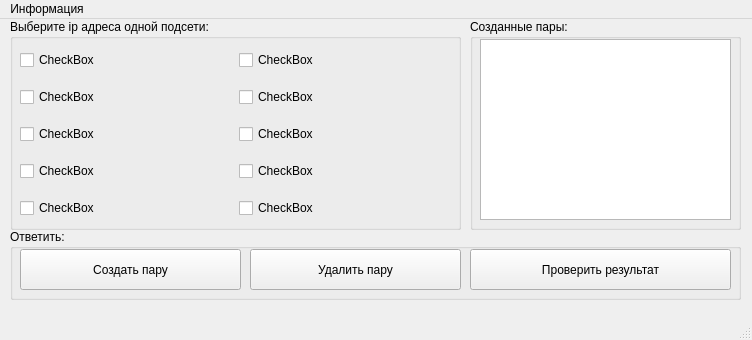
Qt form ip.ui (kostomarush/ip_test) before a commit.
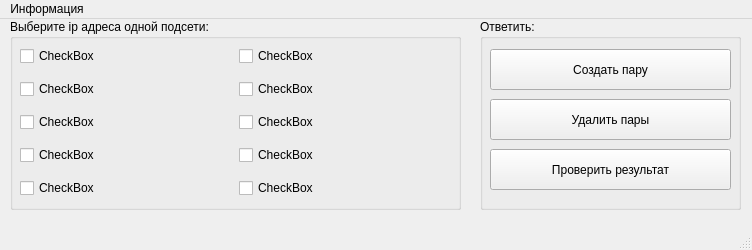
The same form after that commit.

```diff
--- a/ip.ui
+++ b/ip.ui
@@ -7,19 +7,19 @@
     <x>0</x>
     <y>0</y>
     <width>752</width>
-    <height>340</height>
+    <height>250</height>
    </rect>
   </property>
   <property name="minimumSize">
    <size>
     <width>752</width>
-    <height>340</height>
+    <height>250</height>
    </size>
   </property>
   <property name="maximumSize">
    <size>
     <width>752</width>
-    <height>340</height>
+    <height>250</height>
    </size>
   </property>
   <property name="windowTitle">
@@ -32,7 +32,7 @@
       <x>10</x>
       <y>0</y>
       <width>451</width>
-      <height>211</height>
+      <height>191</height>
      </rect>
     </property>
     <property name="title">
@@ -44,7 +44,7 @@
        <x>10</x>
        <y>20</y>
        <width>431</width>
-       <height>191</height>
+       <height>171</height>
       </rect>
      </property>
      <layout class="QGridLayout" name="gridLayout">
@@ -124,10 +124,10 @@
    <widget class="QGroupBox" name="groupBox_2">
     <property name="geometry">
      <rect>
-      <x>10</x>
-      <y>210</y>
-      <width>731</width>
-      <height>71</height>
+      <x>480</x>
+      <y>0</y>
+      <width>261</width>
+      <height>191</height>
      </rect>
     </property>
     <property name="title">
@@ -137,8 +137,8 @@
      <property name="geometry">
       <rect>
        <x>10</x>
-       <y>20</y>
-       <width>221</width>
+       <y>30</y>
+       <width>241</width>
        <height>41</height>
       </rect>
      </property>
@@ -149,9 +149,9 @@
     <widget class="QPushButton" name="pushButton_2">
      <property name="geometry">
       <rect>
-       <x>460</x>
-       <y>20</y>
-       <width>261</width>
+       <x>10</x>
+       <y>130</y>
+       <width>241</width>
        <height>41</height>
       </rect>
      </property>
@@ -162,37 +162,14 @@
     <widget class="QPushButton" name="pushButton_3">
      <property name="geometry">
       <rect>
-       <x>240</x>
-       <y>20</y>
-       <width>211</width>
+       <x>10</x>
+       <y>80</y>
+       <width>241</width>
        <height>41</height>
       </rect>
      </property>
      <property name="text">
-      <string>Удалить пару</string>
-     </property>
-    </widget>
-   </widget>
-   <widget class="QGroupBox" name="groupBox_3">
-    <property name="geometry">
-     <rect>
-      <x>470</x>
-      <y>0</y>
-      <width>271</width>
-      <height>211</height>
-     </rect>
-    </property>
-    <property name="title">
-     <string>Созданные пары:</string>
-    </property>
-    <widget class="QTextEdit" name="textEdit">
-     <property name="geometry">
-      <rect>
-       <x>10</x>
-       <y>20</y>
-       <width>251</width>
-       <height>181</height>
-      </rect>
+      <string>Удалить пары</string>
      </property>
     </widget>
    </widget>
```
Left out of the diff: 78 changed lines with no effect on the pictures.
